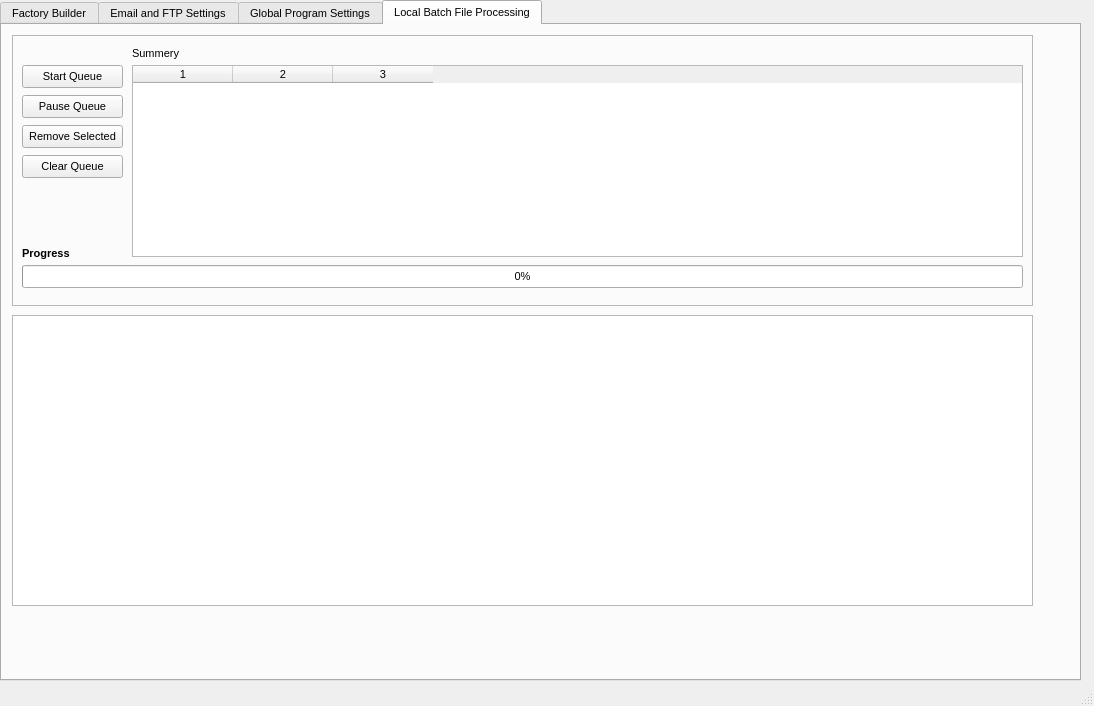
First picture: the form in bin/FreeFactory-tabs.ui, repository lacojim/FreeFactoryQT, before the edit.
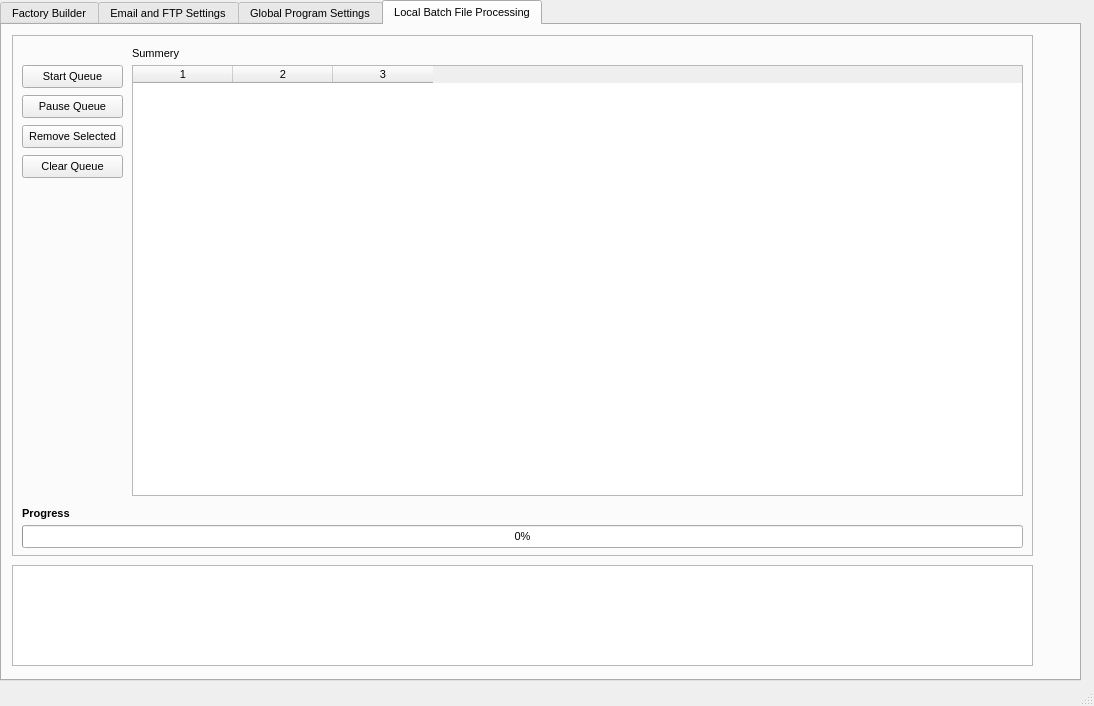
Second picture: the form after the edit. The open tabs and pages were chosen to show the change. Icons and pictures are not drawn. Custom widgets are drawn as their Qt base class.

Patch:
```diff
--- a/bin/FreeFactory-tabs.ui
+++ b/bin/FreeFactory-tabs.ui
@@ -4879,7 +4879,7 @@
         <x>10</x>
         <y>10</y>
         <width>1021</width>
-        <height>271</height>
+        <height>521</height>
        </rect>
       </property>
       <property name="frameShape">
@@ -4894,7 +4894,7 @@
          <x>120</x>
          <y>30</y>
          <width>891</width>
-         <height>192</height>
+         <height>431</height>
         </rect>
        </property>
        <property name="columnCount">
@@ -4921,7 +4921,7 @@
        <property name="geometry">
         <rect>
          <x>10</x>
-         <y>230</y>
+         <y>490</y>
          <width>1001</width>
          <height>23</height>
         </rect>
@@ -4986,7 +4986,7 @@
        <property name="geometry">
         <rect>
          <x>10</x>
-         <y>210</y>
+         <y>470</y>
          <width>62</width>
          <height>16</height>
         </rect>
@@ -5006,9 +5006,9 @@
       <property name="geometry">
        <rect>
         <x>10</x>
-        <y>290</y>
+        <y>540</y>
         <width>1021</width>
-        <height>291</height>
+        <height>101</height>
        </rect>
       </property>
       <property name="toolTip">
```
Left out of the diff: 2 changed lines with no effect on the pictures.
